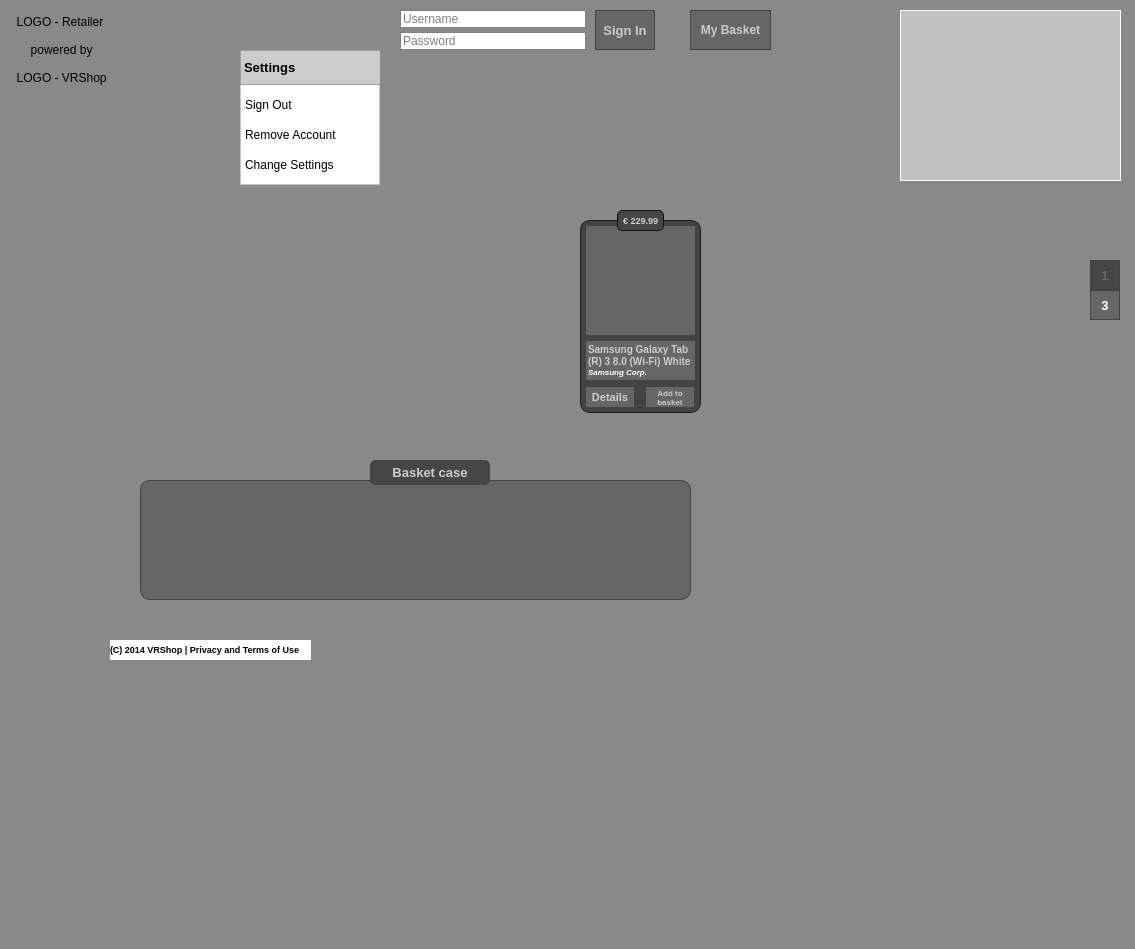
This is Dev/CorePlatform/Src/ShopScene/libShoppingPlace/VRShoppingPlace_GUI.ui in octaviansoldea/VRShop as Qt 5 draws it before an edit. The edited form follows.
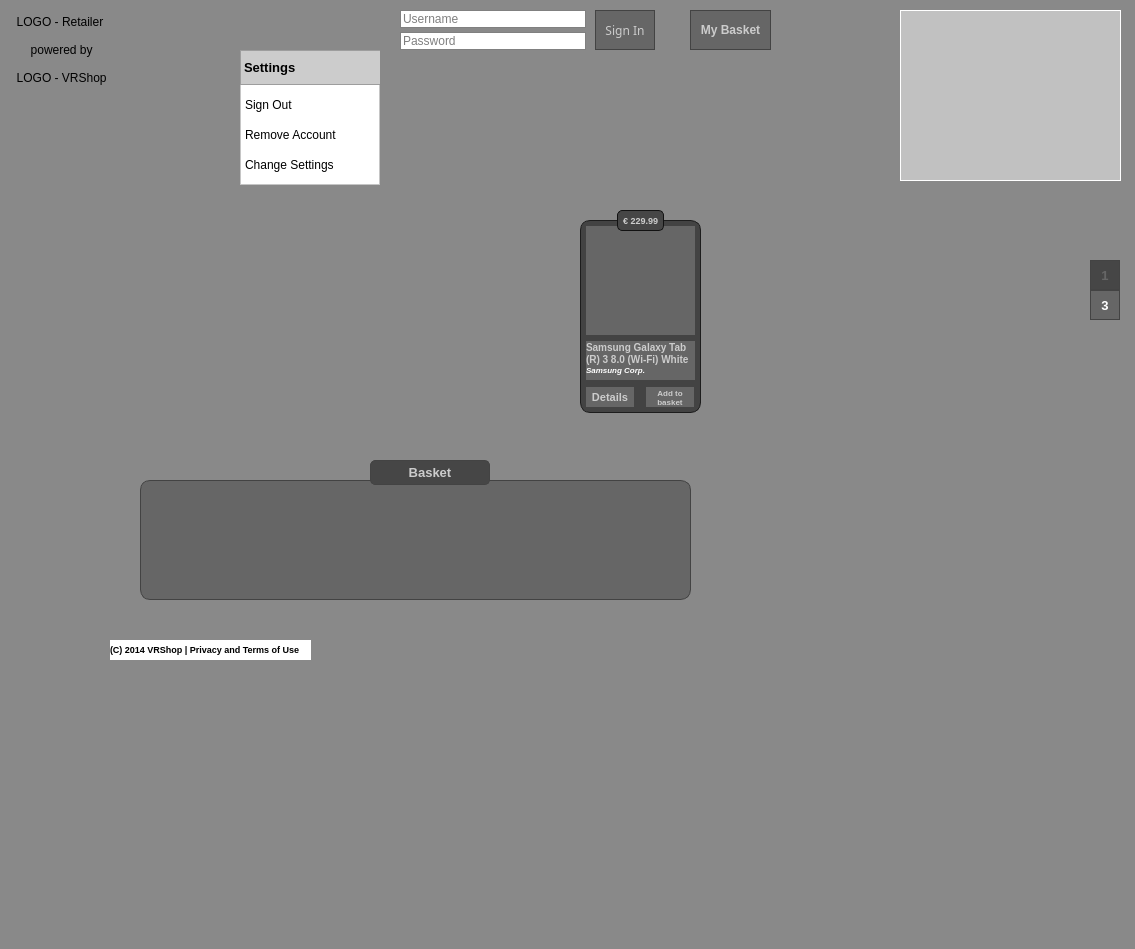
This is the edited form. Icons and pictures are not drawn. Custom widgets are drawn as their Qt base class.

```diff
--- a/Dev/CorePlatform/Src/ShopScene/libShoppingPlace/VRShoppingPlace_GUI.ui
+++ b/Dev/CorePlatform/Src/ShopScene/libShoppingPlace/VRShoppingPlace_GUI.ui
@@ -346,27 +346,21 @@
        </property>
        <property name="font">
         <font>
-         <family>Arial</family>
-         <pointsize>10</pointsize>
-         <weight>75</weight>
-         <bold>true</bold>
+         <family>12 20px</family>
+         <weight>50</weight>
+         <italic>false</italic>
+         <bold>false</bold>
         </font>
        </property>
        <property name="cursor">
         <cursorShape>PointingHandCursor</cursorShape>
        </property>
        <property name="styleSheet">
-        <string notr="true">QPushButton {
+        <string notr="true">QPushButton#m_pPushButtonSignIn {
 	color:rgb(204,204,204);
 	border: 1px solid rgb(67,67,67);
 	background-color:rgb(102,102,102);
-
-/*
-qlineargradient(x1:0, y1:0, x2:0, y2:1, 
-stop: 0 rgb(70,70,70), 
-stop: 0.5 lightgray,
-stop: 1 rgb(70,70,70));
-*/
+	font: Arial bold 20px;
 }
 
 QPushButton:hover {
@@ -838,20 +832,15 @@
         </font>
        </property>
        <property name="styleSheet">
-        <string notr="true">QLabel {
+        <string notr="true">QLabel#m_pLabelBasketCase {
 	color: rgb(204,204,204);
 	border-radius: 5px;
 	border: 1px solid rgb(67,67,67);
 	background-color:rgb(70,70,70);
-}
-
-/*
-rgb(102,102,102);
-	background-color: 
-*/</string>
+}</string>
        </property>
        <property name="text">
-        <string>Basket case</string>
+        <string>Basket</string>
        </property>
        <property name="alignment">
         <set>Qt::AlignCenter</set>
@@ -894,10 +883,9 @@
         </rect>
        </property>
        <property name="styleSheet">
-        <string notr="true">QFrame	{
+        <string notr="true">QFrame#m_pFrameProductInterface	{
 	border: 1px solid rgb(29,29,29);
 	background-color: rgb(67,67,67);
-
 	border-radius: 10px;
 	padding: 2px;
 }
```
Left out of the diff: 25 changed lines with no effect on the pictures.
